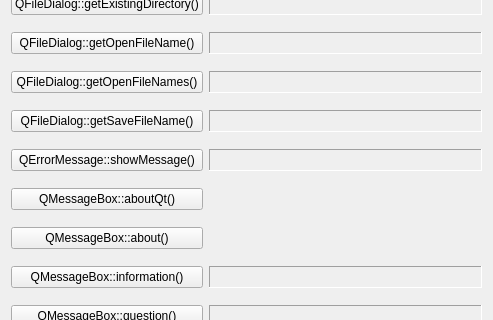
First picture: the form in 03_StandardDialogs/mainwindow.ui, repository sadovskiy/QtExamplesForAProgrammingCourse, before the edit; both pictures show x 0 to 493 and y 204 to 524 of the 493 by 880 pixel window.
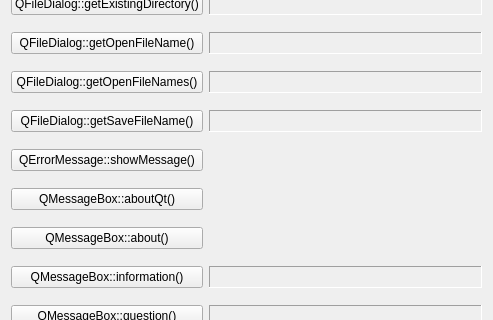
Second picture: the form after the edit.

Diff of the .ui file:
```diff
--- a/03_StandardDialogs/mainwindow.ui
+++ b/03_StandardDialogs/mainwindow.ui
@@ -158,22 +158,6 @@
       </property>
      </widget>
     </item>
-    <item row="8" column="1">
-     <widget class="QLabel" name="labelErrorShowMessage">
-      <property name="sizePolicy">
-       <sizepolicy hsizetype="Expanding" vsizetype="Preferred">
-        <horstretch>0</horstretch>
-        <verstretch>0</verstretch>
-       </sizepolicy>
-      </property>
-      <property name="frameShape">
-       <enum>QFrame::Panel</enum>
-      </property>
-      <property name="frameShadow">
-       <enum>QFrame::Sunken</enum>
-      </property>
-     </widget>
-    </item>
     <item row="5" column="0">
      <widget class="QPushButton" name="pushButtonGetOpenFileName">
       <property name="sizePolicy">
```
Left out of the diff: 2 changed lines with no effect on the pictures.
